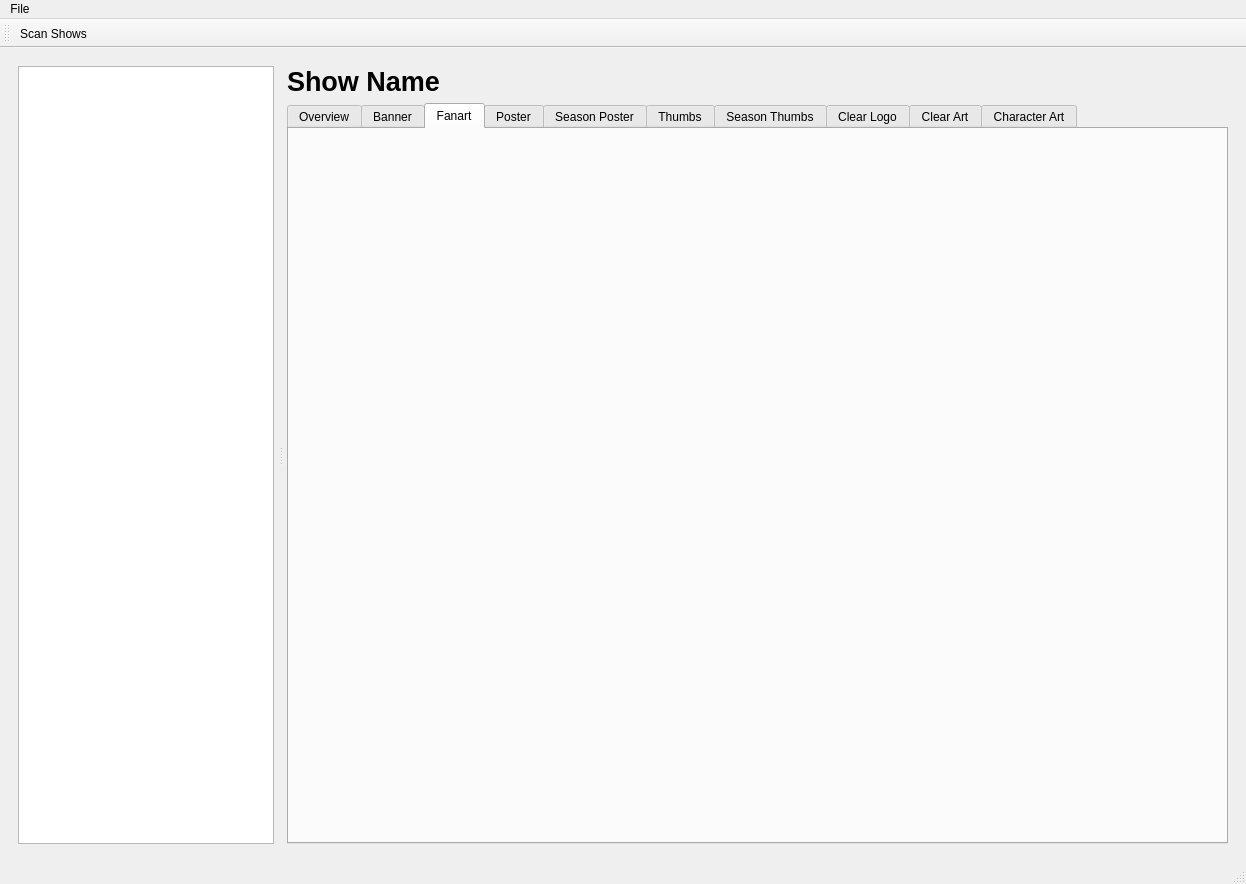
Before: the Qt Designer form ui/mainWindow.ui in regueiro/minerva-python, drawn with Qt 5.
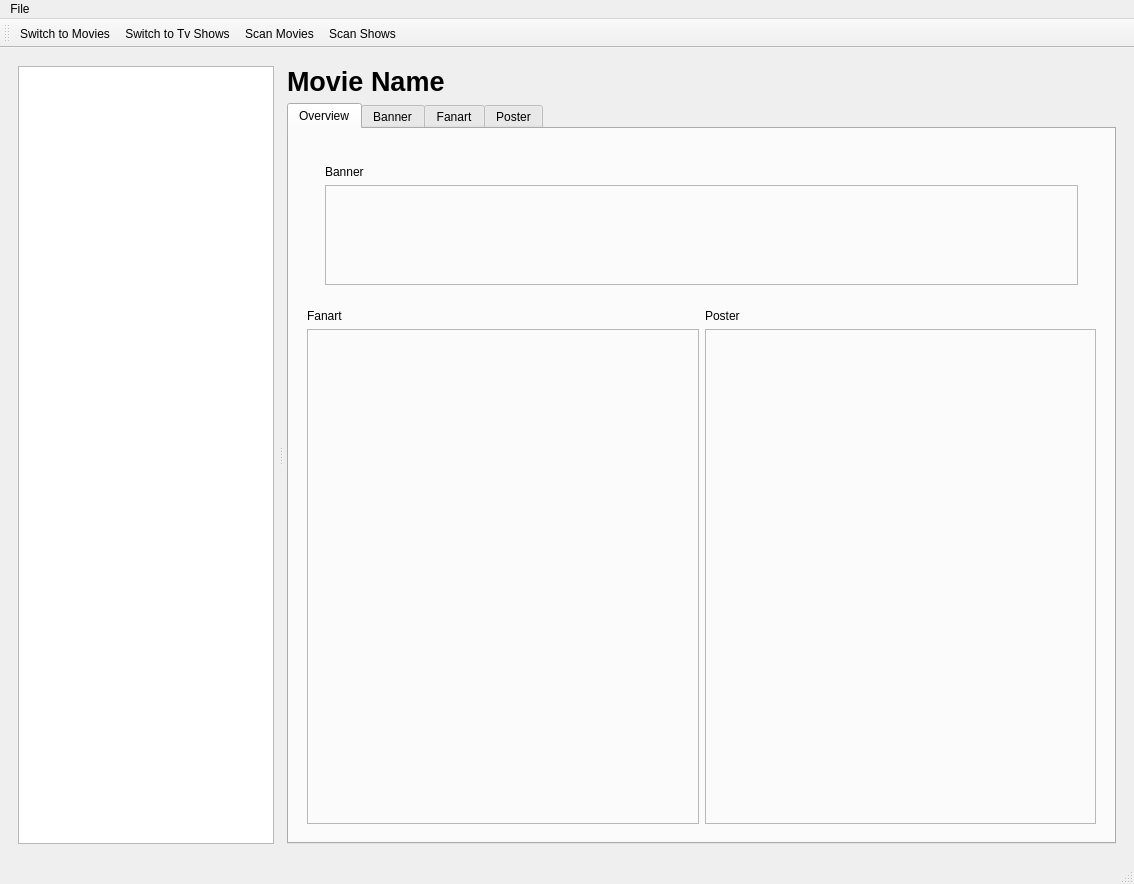
After: the same form once the commit is applied. The open tabs and pages were chosen to show the change. Icons and pictures are not drawn. Custom widgets are drawn as their Qt base class.

Commit message: Divided interface in movie and tv show windows

Patch:
```diff
--- a/ui/mainWindow.ui
+++ b/ui/mainWindow.ui
@@ -7,7 +7,7 @@
    <rect>
     <x>0</x>
     <y>0</y>
-    <width>1246</width>
+    <width>1134</width>
     <height>884</height>
    </rect>
   </property>
@@ -789,7 +789,352 @@
         </item>
        </layout>
       </widget>
-      <widget class="QWidget" name="page_2"/>
+      <widget class="QWidget" name="page_3">
+       <layout class="QHBoxLayout" name="horizontalLayout_6">
+        <item>
+         <widget class="QSplitter" name="splitter_2">
+          <property name="orientation">
+           <enum>Qt::Horizontal</enum>
+          </property>
+          <property name="childrenCollapsible">
+           <bool>false</bool>
+          </property>
+          <widget class="QFrame" name="frame_15">
+           <property name="minimumSize">
+            <size>
+             <width>200</width>
+             <height>0</height>
+            </size>
+           </property>
+           <property name="maximumSize">
+            <size>
+             <width>16777215</width>
+             <height>16777215</height>
+            </size>
+           </property>
+           <property name="baseSize">
+            <size>
+             <width>300</width>
+             <height>0</height>
+            </size>
+           </property>
+           <property name="frameShape">
+            <enum>QFrame::NoFrame</enum>
+           </property>
+           <property name="frameShadow">
+            <enum>QFrame::Raised</enum>
+           </property>
+           <layout class="QVBoxLayout" name="verticalLayout_22">
+            <property name="rightMargin">
+             <number>5</number>
+            </property>
+            <item>
+             <widget class="QListView" name="movieList">
+              <property name="minimumSize">
+               <size>
+                <width>150</width>
+                <height>0</height>
+               </size>
+              </property>
+             </widget>
+            </item>
+           </layout>
+          </widget>
+          <widget class="QFrame" name="frame_16">
+           <property name="sizePolicy">
+            <sizepolicy hsizetype="Expanding" vsizetype="Expanding">
+             <horstretch>1</horstretch>
+             <verstretch>0</verstretch>
+            </sizepolicy>
+           </property>
+           <property name="frameShape">
+            <enum>QFrame::NoFrame</enum>
+           </property>
+           <property name="frameShadow">
+            <enum>QFrame::Raised</enum>
+           </property>
+           <layout class="QVBoxLayout" name="verticalLayout_23">
+            <property name="leftMargin">
+             <number>4</number>
+            </property>
+            <item>
+             <widget class="QLabel" name="movieOverviewName">
+              <property name="font">
+               <font>
+                <pointsize>20</pointsize>
+                <weight>75</weight>
+                <bold>true</bold>
+               </font>
+              </property>
+              <property name="text">
+               <string>Movie Name</string>
+              </property>
+             </widget>
+            </item>
+            <item>
+             <layout class="QGridLayout" name="gridLayout_2">
+              <item row="0" column="0">
+               <widget class="QTabWidget" name="tabWidget_2">
+                <property name="tabShape">
+                 <enum>QTabWidget::Rounded</enum>
+                </property>
+                <property name="currentIndex">
+                 <number>0</number>
+                </property>
+                <widget class="QWidget" name="tab_11">
+                 <attribute name="title">
+                  <string>Overview</string>
+                 </attribute>
+                 <layout class="QVBoxLayout" name="verticalLayout_24">
+                  <property name="spacing">
+                   <number>0</number>
+                  </property>
+                  <item>
+                   <widget class="QFrame" name="frame_17">
+                    <property name="sizePolicy">
+                     <sizepolicy hsizetype="Expanding" vsizetype="Preferred">
+                      <horstretch>0</horstretch>
+                      <verstretch>0</verstretch>
+                     </sizepolicy>
+                    </property>
+                    <property name="frameShape">
+                     <enum>QFrame::NoFrame</enum>
+                    </property>
+                    <property name="frameShadow">
+                     <enum>QFrame::Raised</enum>
+                    </property>
+                    <layout class="QHBoxLayout" name="horizontalLayout_3">
+                     <property name="bottomMargin">
+                      <number>3</number>
+                     </property>
+                     <item>
+                      <widget class="QFrame" name="frame_18">
+                       <property name="frameShape">
+                        <enum>QFrame::NoFrame</enum>
+                       </property>
+                       <property name="frameShadow">
+                        <enum>QFrame::Raised</enum>
+                       </property>
+                       <layout class="QHBoxLayout" name="horizontalLayout_4">
+                        <item>
+                         <widget class="QFrame" name="frame_19">
+                          <property name="frameShape">
+                           <enum>QFrame::NoFrame</enum>
+                          </property>
+                          <property name="frameShadow">
+                           <enum>QFrame::Raised</enum>
+                          </property>
+                          <layout class="QVBoxLayout" name="verticalLayout_25">
+                           <item>
+                            <widget class="QLabel" name="label_16">
+                             <property name="sizePolicy">
+                              <sizepolicy hsizetype="Preferred" vsizetype="Preferred">
+                               <horstretch>0</horstretch>
+                               <verstretch>0</verstretch>
+                              </sizepolicy>
+                             </property>
+                             <property name="text">
+                              <string>Banner</string>
+                             </property>
+                            </widget>
+                           </item>
+                           <item>
+                            <widget class="QFrame" name="frame_20">
+                             <property name="sizePolicy">
+                              <sizepolicy hsizetype="Expanding" vsizetype="Preferred">
+                               <horstretch>0</horstretch>
+                               <verstretch>0</verstretch>
+                              </sizepolicy>
+                             </property>
+                             <property name="minimumSize">
+                              <size>
+                               <width>0</width>
+                               <height>100</height>
+                              </size>
+                             </property>
+                             <property name="baseSize">
+                              <size>
+                               <width>0</width>
+                               <height>100</height>
+                              </size>
+                             </property>
+                             <property name="frameShape">
+                              <enum>QFrame::StyledPanel</enum>
+                             </property>
+                             <property name="frameShadow">
+                              <enum>QFrame::Plain</enum>
+                             </property>
+                             <property name="lineWidth">
+                              <number>1</number>
+                             </property>
+                             <layout class="QVBoxLayout" name="verticalLayout_26">
+                              <item>
+                               <widget class="ImageLabel" name="movieOverviewBanner">
+                                <property name="sizePolicy">
+                                 <sizepolicy hsizetype="Ignored" vsizetype="Ignored">
+                                  <horstretch>0</horstretch>
+                                  <verstretch>0</verstretch>
+                                 </sizepolicy>
+                                </property>
+                                <property name="alignment">
+                                 <set>Qt::AlignCenter</set>
+                                </property>
+                               </widget>
+                              </item>
+                             </layout>
+                            </widget>
+                           </item>
+                          </layout>
+                         </widget>
+                        </item>
+                       </layout>
+                      </widget>
+                     </item>
+                    </layout>
+                   </widget>
+                  </item>
+                  <item>
+                   <widget class="QFrame" name="frame_23">
+                    <property name="frameShape">
+                     <enum>QFrame::NoFrame</enum>
+                    </property>
+                    <property name="frameShadow">
+                     <enum>QFrame::Raised</enum>
+                    </property>
+                    <layout class="QGridLayout" name="gridLayout_5">
+                     <property name="topMargin">
+                      <number>3</number>
+                     </property>
+                     <item row="0" column="0">
+                      <widget class="QLabel" name="label_12">
+                       <property name="sizePolicy">
+                        <sizepolicy hsizetype="Preferred" vsizetype="Preferred">
+                         <horstretch>0</horstretch>
+                         <verstretch>0</verstretch>
+                        </sizepolicy>
+                       </property>
+                       <property name="text">
+                        <string>Fanart</string>
+                       </property>
+                      </widget>
+                     </item>
+                     <item row="0" column="1">
+                      <widget class="QLabel" name="label_18">
+                       <property name="sizePolicy">
+                        <sizepolicy hsizetype="Preferred" vsizetype="Preferred">
+                         <horstretch>0</horstretch>
+                         <verstretch>0</verstretch>
+                        </sizepolicy>
+                       </property>
+                       <property name="text">
+                        <string>Poster</string>
+                       </property>
+                      </widget>
+                     </item>
+                     <item row="1" column="1">
+                      <widget class="QFrame" name="frame_27">
+                       <property name="sizePolicy">
+                        <sizepolicy hsizetype="Expanding" vsizetype="Expanding">
+                         <horstretch>0</horstretch>
+                         <verstretch>0</verstretch>
+                        </sizepolicy>
+                       </property>
+                       <property name="frameShape">
+                        <enum>QFrame::StyledPanel</enum>
+                       </property>
+                       <property name="frameShadow">
+                        <enum>QFrame::Plain</enum>
+                       </property>
+                       <property name="lineWidth">
+                        <number>1</number>
+                       </property>
+                       <layout class="QVBoxLayout" name="verticalLayout_32">
+                        <item>
+                         <widget class="ImageLabel" name="movieOverviewPoster">
+                          <property name="sizePolicy">
+                           <sizepolicy hsizetype="Ignored" vsizetype="Ignored">
+                            <horstretch>0</horstretch>
+                            <verstretch>0</verstretch>
+                           </sizepolicy>
+                          </property>
+                          <property name="text">
+                           <string/>
+                          </property>
+                          <property name="alignment">
+                           <set>Qt::AlignCenter</set>
+                          </property>
+                         </widget>
+                        </item>
+                       </layout>
+                      </widget>
+                     </item>
+                     <item row="1" column="0">
+                      <widget class="QFrame" name="frame_26">
+                       <property name="sizePolicy">
+                        <sizepolicy hsizetype="Expanding" vsizetype="Expanding">
+                         <horstretch>0</horstretch>
+                         <verstretch>0</verstretch>
+                        </sizepolicy>
+                       </property>
+                       <property name="frameShape">
+                        <enum>QFrame::StyledPanel</enum>
+                       </property>
+                       <property name="frameShadow">
+                        <enum>QFrame::Plain</enum>
+                       </property>
+                       <property name="lineWidth">
+                        <number>1</number>
+                       </property>
+                       <layout class="QVBoxLayout" name="verticalLayout_31">
+                        <item>
+                         <widget class="ImageLabel" name="movieOverviewFanart">
+                          <property name="sizePolicy">
+                           <sizepolicy hsizetype="Ignored" vsizetype="Ignored">
+                            <horstretch>0</horstretch>
+                            <verstretch>0</verstretch>
+                           </sizepolicy>
+                          </property>
+                          <property name="text">
+                           <string/>
+                          </property>
+                          <property name="alignment">
+                           <set>Qt::AlignCenter</set>
+                          </property>
+                         </widget>
+                        </item>
+                       </layout>
+                      </widget>
+                     </item>
+                    </layout>
+                   </widget>
+                  </item>
+                 </layout>
+                </widget>
+                <widget class="QWidget" name="tab_12">
+                 <attribute name="title">
+                  <string>Banner</string>
+                 </attribute>
+                </widget>
+                <widget class="QWidget" name="tab_13">
+                 <attribute name="title">
+                  <string>Fanart</string>
+                 </attribute>
+                </widget>
+                <widget class="QWidget" name="tab_14">
+                 <attribute name="title">
+                  <string>Poster</string>
+                 </attribute>
+                </widget>
+               </widget>
+              </item>
+             </layout>
+            </item>
+           </layout>
+          </widget>
+         </widget>
+        </item>
+       </layout>
+      </widget>
      </widget>
     </item>
    </layout>
@@ -799,7 +1144,7 @@
     <rect>
      <x>0</x>
      <y>0</y>
-     <width>1246</width>
+     <width>1134</width>
      <height>21</height>
     </rect>
    </property>
@@ -822,6 +1167,9 @@
    <attribute name="toolBarBreak">
     <bool>false</bool>
    </attribute>
+   <addaction name="actionMovies"/>
+   <addaction name="actionTvShows"/>
+   <addaction name="actionScanMovies"/>
    <addaction name="actionScan"/>
   </widget>
   <action name="actionScan">
@@ -841,6 +1189,42 @@
     <string>Quit</string>
    </property>
   </action>
+  <action name="actionScanMovies">
+   <property name="icon">
+    <iconset resource="../images/icons.qrc">
+     <normaloff>:/scanIcon/icons/fatcow/32x32/open_folder.png</normaloff>:/scanIcon/icons/fatcow/32x32/open_folder.png</iconset>
+   </property>
+   <property name="text">
+    <string>Scan Movies</string>
+   </property>
+   <property name="toolTip">
+    <string>Scan Shows</string>
+   </property>
+  </action>
+  <action name="actionMovies">
+   <property name="icon">
+    <iconset resource="../images/icons.qrc">
+     <normaloff>:/media/icons/fatcow/32x32/movies.png</normaloff>:/media/icons/fatcow/32x32/movies.png</iconset>
+   </property>
+   <property name="text">
+    <string>Switch to Movies</string>
+   </property>
+   <property name="toolTip">
+    <string>Movies</string>
+   </property>
+  </action>
+  <action name="actionTvShows">
+   <property name="icon">
+    <iconset resource="../images/icons.qrc">
+     <normaloff>:/media/icons/fatcow/32x32/television.png</normaloff>:/media/icons/fatcow/32x32/television.png</iconset>
+   </property>
+   <property name="text">
+    <string>Switch to Tv Shows</string>
+   </property>
+   <property name="toolTip">
+    <string>Tv Shows</string>
+   </property>
+  </action>
  </widget>
  <customwidgets>
   <customwidget>
```
Left out of the diff: 13 changed lines with no effect on the pictures. The commit also changes 2 other files.
